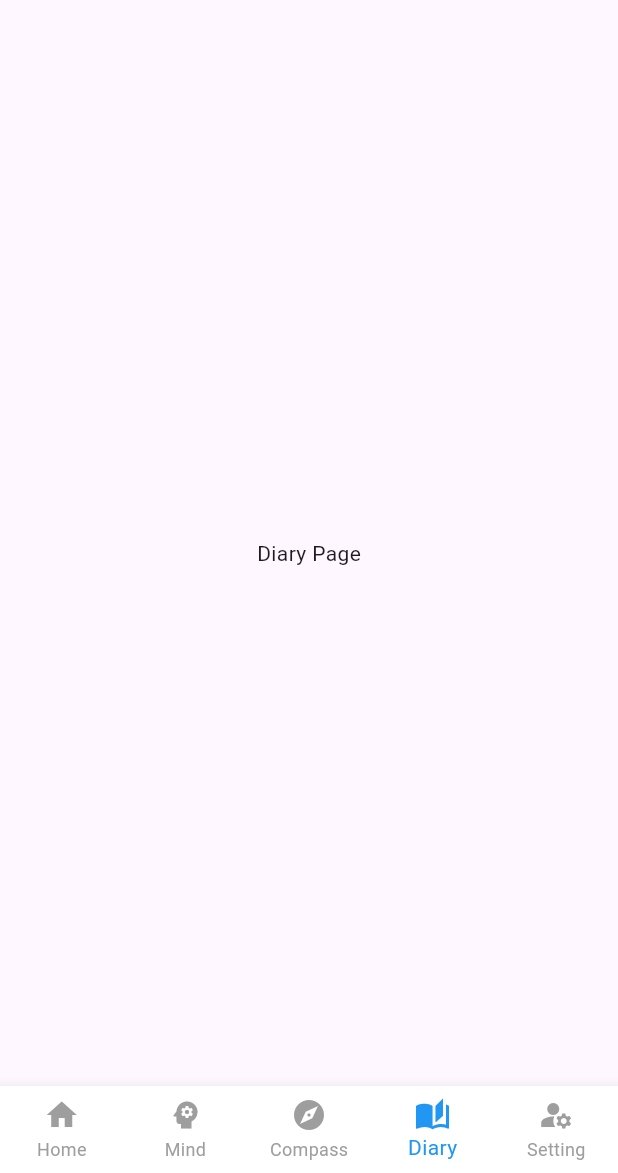
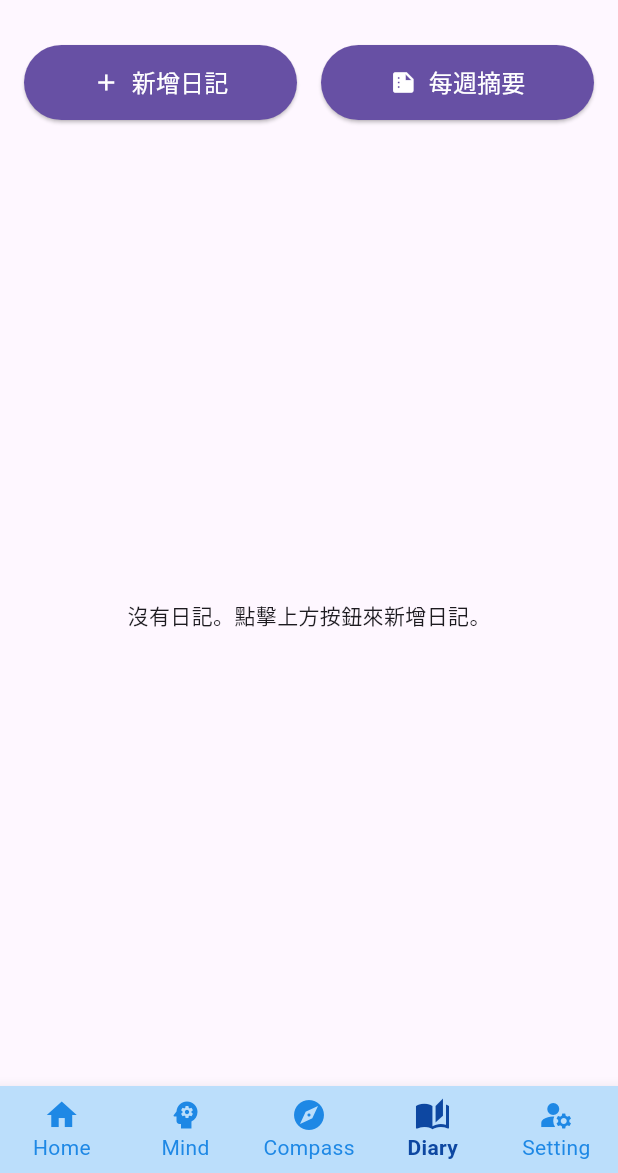
Before and after one commit to huawiz/heySeries, a Flutter app: the screen it shows after launch, item 4 of the bottom bar chosen, on a phone screen of 412 x 824 dp, the part 63-1236 px from its top. Run offline on Flutter 3.47's test engine with Material 3 defaults, Android fonts, the light colour scheme and no system bars; our stand-ins replace shared_preferences.

Commit message:
update diary feature & compass button

```diff
--- a/lib/main.dart
+++ b/lib/main.dart
@@ -1,6 +1,10 @@
 import 'package:flutter/material.dart';
 import 'package:heyseries_dev/widgets/bottom_nav.dart';
-import 'package:heyseries_dev/page/home/home.dart';
+import 'package:heyseries_dev/page/home/home_page.dart';
+import 'package:heyseries_dev/page/compass/compass_page.dart';
+import 'package:heyseries_dev/page/diary/diary_page.dart';
+import 'package:heyseries_dev/page/mind/mind_page.dart';
+import 'package:heyseries_dev/page/setting/setting_page.dart';
 
 void main() {
   runApp(MyApp());
@@ -49,39 +53,3 @@ class _MainPageState extends State<MainPage> {
     );
   }
 }
-
-class MindPage extends StatelessWidget {
-  @override
-  Widget build(BuildContext context) {
-    return Center(
-      child: Text('Mind Page'),
-    );
-  }
-}
-
-class CompassPage extends StatelessWidget {
-  @override
-  Widget build(BuildContext context) {
-    return Center(
-      child: Text('Compass Page'),
-    );
-  }
-}
-
-class DiaryPage extends StatelessWidget {
-  @override
-  Widget build(BuildContext context) {
-    return Center(
-      child: Text('Diary Page'),
-    );
-  }
-}
-
-class SettingPage extends StatelessWidget {
-  @override
-  Widget build(BuildContext context) {
-    return Center(
-      child: Text('Setting Page'),
-    );
-  }
-}
--- /dev/null
+++ b/lib/page/diary/diary_list_view.dart
@@ -0,0 +1,148 @@
+import 'package:flutter/material.dart';
+import 'diary_model.dart';
+
+class DiaryListView extends StatelessWidget {
+  final List<Diary> diaries;
+  final VoidCallback onAddNew;
+  final Function(Diary, int) onViewDiary;
+  final Function(int) onDeleteDiary;
+
+  DiaryListView({
+    required this.diaries,
+    required this.onAddNew,
+    required this.onViewDiary,
+    required this.onDeleteDiary,
+  });
+
+  String formatDate(DateTime date) {
+    return '${date.year}/${date.month.toString().padLeft(2, '0')}/${date.day.toString().padLeft(2, '0')} '
+           '${date.hour.toString().padLeft(2, '0')}:${date.minute.toString().padLeft(2, '0')}';
+  }
+
+  @override
+  Widget build(BuildContext context) {
+    return Scaffold(
+      body: Column(
+        children: [
+          Padding(
+            padding: const EdgeInsets.all(16.0),
+            child: Row(
+              children: [
+                Expanded(
+                  child: ElevatedButton(
+                    onPressed: onAddNew,
+                    child: Padding(
+                      padding: const EdgeInsets.symmetric(vertical: 12.0),
+                      child: Row(
+                        mainAxisAlignment: MainAxisAlignment.center,
+                        children: [
+                          Icon(Icons.add),
+                          SizedBox(width: 8),
+                          Text('新增日記', style: TextStyle(fontSize: 16)),
+                        ],
+                      ),
+                    ),
+                    style: ElevatedButton.styleFrom(
+                      backgroundColor: Theme.of(context).primaryColor,
+                      foregroundColor: Colors.white,
+                      minimumSize: Size(0, 50),
+                    ),
+                  ),
+                ),
+                SizedBox(width: 16),
+                Expanded(
+                  child: ElevatedButton(
+                    onPressed: () {
+                      ScaffoldMessenger.of(context).showSnackBar(
+                        SnackBar(content: Text('每週摘要功能即將推出！')),
+                      );
+                    },
+                    child: Padding(
+                      padding: const EdgeInsets.symmetric(vertical: 12.0),
+                      child: Row(
+                        mainAxisAlignment: MainAxisAlignment.center,
+                        children: [
+                          Icon(Icons.summarize),
+                          SizedBox(width: 8),
+                          Text('每週摘要', style: TextStyle(fontSize: 16)),
+                        ],
+                      ),
+                    ),
+                    style: ElevatedButton.styleFrom(
+                      backgroundColor: Theme.of(context).primaryColor,
+                      foregroundColor: Colors.white,
+                      minimumSize: Size(0, 50),
+                    ),
+                  ),
+                ),
+              ],
+            ),
+          ),
+          Expanded(
+            child: diaries.isEmpty
+                ? Center(child: Text('沒有日記。點擊上方按鈕來新增日記。'))
+                : ListView.builder(
+                    itemCount: diaries.length,
+                    itemBuilder: (context, index) {
+                      final diary = diaries[diaries.length - 1 - index];
+                      return Dismissible(
+                        key: Key(diary.date.toString()),
+                        direction: DismissDirection.endToStart,
+                        background: Container(
+                          alignment: Alignment.centerRight,
+                          padding: EdgeInsets.only(right: 20.0),
+                          color: Colors.red,
+                          child: Icon(Icons.delete, color: Colors.white),
+                        ),
+                        onDismissed: (direction) {
+                          onDeleteDiary(diaries.length - 1 - index);
+                          ScaffoldMessenger.of(context).showSnackBar(
+                            SnackBar(content: Text('日記已刪除')),
+                          );
+                        },
+                        child: ListTile(
+                          title: Text(diary.title),
+                          subtitle: Text(formatDate(diary.date)),
+                          onTap: () => onViewDiary(diary, diaries.length - 1 - index),
+                          trailing: IconButton(
+                            icon: Icon(Icons.delete),
+                            onPressed: () {
+                              showDialog(
+                                context: context,
+                                builder: (BuildContext context) {
+                                  return AlertDialog(
+                                    title: Text('確認刪除'),
+                                    content: Text('你確定要刪除這篇日記嗎？'),
+                                    actions: <Widget>[
+                                      TextButton(
+                                        child: Text('取消'),
+                                        onPressed: () {
+                                          Navigator.of(context).pop();
+                                        },
+                                      ),
+                                      TextButton(
+                                        child: Text('確定'),
+                                        onPressed: () {
+                                          Navigator.of(context).pop();
+                                          onDeleteDiary(diaries.length - 1 - index);
+                                          ScaffoldMessenger.of(context).showSnackBar(
+                                            SnackBar(content: Text('日記已刪除')),
+                                          );
+                                        },
+                                      ),
+                                    ],
+                                  );
+                                },
+                              );
+                            },
+                          ),
+                        ),
+                      );
+                    },
+                  ),
+          ),
+        ],
+      ),
+    );
+  }
+}
--- /dev/null
+++ b/lib/page/diary/diary_model.dart
@@ -0,0 +1,19 @@
+class Diary {
+  final String title;
+  final String content;
+  final DateTime date;
+
+  Diary({required this.title, required this.content, required this.date});
+
+  Map<String, dynamic> toJson() => {
+    'title': title,
+    'content': content,
+    'date': date.toIso8601String(),
+  };
+
+  factory Diary.fromJson(Map<String, dynamic> json) => Diary(
+    title: json['title'],
+    content: json['content'],
+    date: DateTime.parse(json['date']),
+  );
+}
--- /dev/null
+++ b/lib/page/diary/diary_page.dart
@@ -0,0 +1,92 @@
+import 'package:flutter/material.dart';
+import 'diary_list_view.dart';
+import 'diary_edit_view.dart';
+import 'diary_detail_view.dart';
+import 'diary_model.dart';
+import 'diary_storage.dart';
+
+class DiaryPage extends StatefulWidget {
+  @override
+  _DiaryPageState createState() => _DiaryPageState();
+}
+
+class _DiaryPageState extends State<DiaryPage> {
+  bool _isWriting = false;
+  bool _isViewing = false;
+  bool _isEditing = false;
+  List<Diary> _diaries = [];
+  Diary? _currentDiary;
+  int _currentDiaryIndex = -1;
+  final DiaryStorage _storage = DiaryStorage();
+
+  @override
+  void initState() {
+    super.initState();
+    _loadDiaries();
+  }
+
+  void _loadDiaries() async {
+    final diaries = await _storage.loadDiaries();
+    setState(() {
+      _diaries = diaries;
+    });
+  }
+
+  void _saveDiary(Diary diary) {
+    setState(() {
+      if (_isEditing) {
+        _diaries[_currentDiaryIndex] = diary;
+      } else {
+        _diaries.add(diary);
+      }
+      _isWriting = false;
+      _isEditing = false;
+      _isViewing = false;
+    });
+    _storage.saveDiaries(_diaries);
+  }
+
+  void _deleteDiary(int index) {
+    setState(() {
+      _diaries.removeAt(index);
+    });
+    _storage.saveDiaries(_diaries);
+  }
+
+  @override
+  Widget build(BuildContext context) {
+    if (_isWriting || _isEditing) {
+      return DiaryEditView(
+        diary: _isEditing ? _currentDiary : null,
+        onSave: _saveDiary,
+        onCancel: () => setState(() {
+          _isWriting = false;
+          _isEditing = false;
+        }),
+      );
+    } else if (_isViewing) {
+      return DiaryDetailView(
+        diary: _currentDiary!,
+        onEdit: () => setState(() {
+          _isEditing = true;
+        }),
+        onBack: () => setState(() {
+          _isViewing = false;
+        }),
+      );
+    } else {
+      return DiaryListView(
+        diaries: _diaries,
+        onAddNew: () => setState(() {
+          _isWriting = true;
+        }),
+        onViewDiary: (diary, index) => setState(() {
+          _currentDiary = diary;
+          _currentDiaryIndex = index;
+          _isViewing = true;
+        }),
+        onDeleteDiary: _deleteDiary,
+      );
+    }
+  }
+}
--- a/lib/page/home/home.dart
+++ b/lib/page/home/home_page.dart
@@ -5,9 +5,9 @@ class HomePage extends StatelessWidget {
   Widget build(BuildContext context) {
     return Scaffold(
       appBar: AppBar(
-        title: const Text('Home Page'),
+        title:  Text('Home Page'),
       ),
-      body:const Center(
+      body: Center(
         child: Text('Welcome to the Home Page!'),
       ),
     );
--- a/lib/widgets/bottom_nav.dart
+++ b/lib/widgets/bottom_nav.dart
@@ -14,15 +14,21 @@ class BottomNav extends StatelessWidget {
   Widget build(BuildContext context) {
     return Theme(
       data: Theme.of(context).copyWith(
-        // 設置 BottomNavigationBar 的主題
         bottomNavigationBarTheme: BottomNavigationBarThemeData(
-          selectedItemColor: Colors.blue, // 選中項目的顏色
-          unselectedItemColor: Colors.grey, // 未選中項目的顏色
-          backgroundColor: Colors.white, // 底部導航欄的背景顏色
+          backgroundColor: Colors.blue.shade100, // 設置背景色
+          selectedItemColor: Colors.blue.shade900, // 選中項目的顏色（深藍色）
+          unselectedItemColor: Colors.blue.shade600, // 未選中項目的顏色（中藍色）
+          selectedLabelStyle: TextStyle(fontWeight: FontWeight.bold, fontSize: 14), // 選中項目的標籤樣式
+          unselectedLabelStyle: TextStyle(fontWeight: FontWeight.normal,fontSize: 14),
+          showSelectedLabels: true,
+          showUnselectedLabels: true,
+          type: BottomNavigationBarType.fixed,
+          elevation: 8,
         ),
+        splashColor: Colors.transparent,
+        highlightColor: Colors.transparent,
       ),
       child: BottomNavigationBar(
-        type: BottomNavigationBarType.fixed,
         currentIndex: currentIndex,
         onTap: onTap,
         items: const <BottomNavigationBarItem>[
@@ -38,7 +44,6 @@ class BottomNav extends StatelessWidget {
             icon: Icon(Icons.explore),
             label: 'Compass',
           ),
-
           BottomNavigationBarItem(
             icon: Icon(Icons.auto_stories),
             label: 'Diary',
--- a/pubspec.yaml
+++ b/pubspec.yaml
@@ -35,6 +35,7 @@ dependencies:
   # The following adds the Cupertino Icons font to your application.
   # Use with the CupertinoIcons class for iOS style icons.
   cupertino_icons: ^1.0.8
+  shared_preferences: ^2.0.15
 
 dev_dependencies:
   flutter_test:
```
Also changed, not shown: lib/page/compass/compass_page.dart (added, +53 -0 lines), lib/page/diary/diary_detail_view.dart (added, +55 -0 lines), lib/page/diary/diary_edit_view.dart (added, +118 -0 lines), lib/page/diary/diary_storage.dart (added, +23 -0 lines), lib/page/mind/mind_page.dart (added, +11 -0 lines), lib/page/setting/setting_page.dart (added, +21 -0 lines), pubspec.lock.
